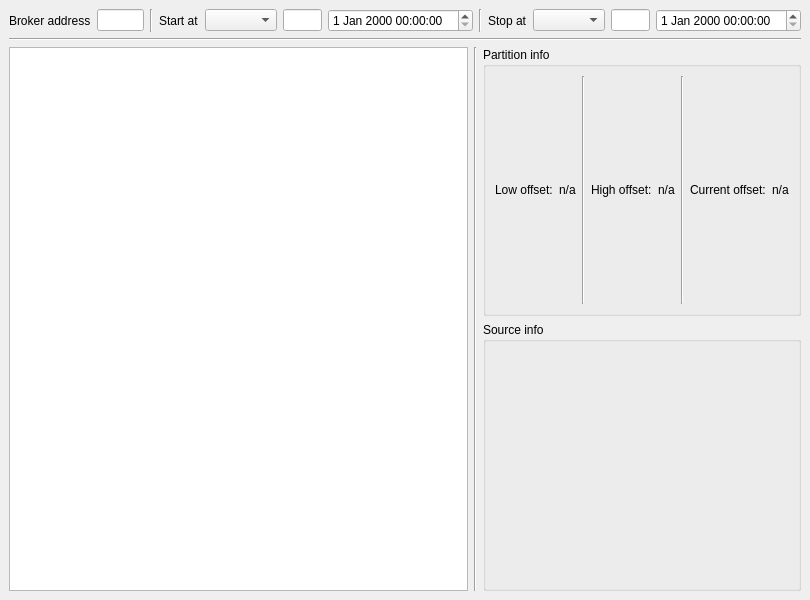
The window that WhereforeGUI.ui (ess-dmsc/wherefore) describes before a commit, drawn with Qt 5.
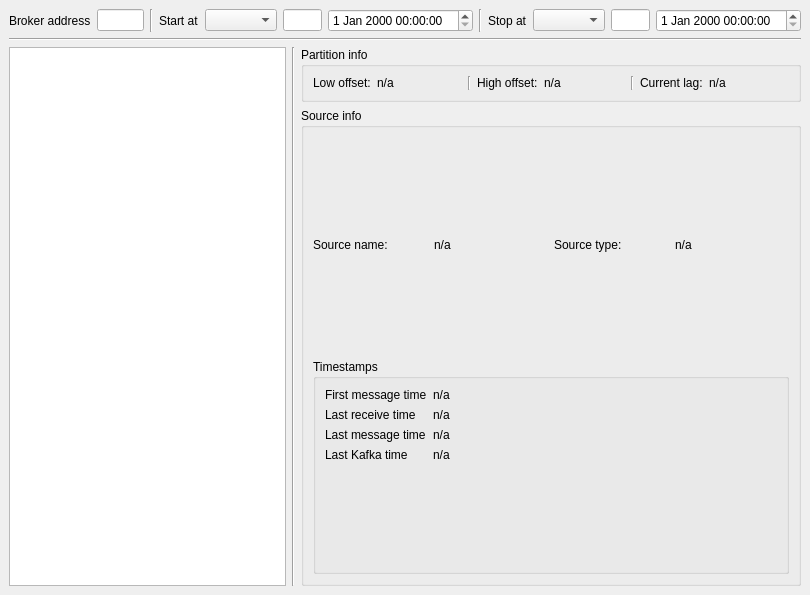
The same window after the commit.

```diff
--- a/WhereforeGUI.ui
+++ b/WhereforeGUI.ui
@@ -7,7 +7,7 @@
     <x>0</x>
     <y>0</y>
     <width>810</width>
-    <height>600</height>
+    <height>595</height>
    </rect>
   </property>
   <property name="sizePolicy">
@@ -147,26 +147,42 @@
        <layout class="QVBoxLayout" name="verticalLayout_4">
         <item>
          <widget class="QGroupBox" name="partitionInfoBox">
+          <property name="minimumSize">
+           <size>
+            <width>500</width>
+            <height>0</height>
+           </size>
+          </property>
           <property name="title">
            <string>Partition info</string>
           </property>
           <layout class="QVBoxLayout" name="verticalLayout_5">
            <item>
             <layout class="QHBoxLayout" name="partitionInfoLayout">
+             <property name="spacing">
+              <number>-1</number>
+             </property>
+             <property name="sizeConstraint">
+              <enum>QLayout::SetDefaultConstraint</enum>
+             </property>
              <item>
+              <layout class="QFormLayout" name="lowLayout">
+               <item row="0" column="0">
               <widget class="QLabel" name="lowOffsetLabel">
                <property name="text">
                 <string>Low offset:</string>
                </property>
               </widget>
              </item>
-             <item>
+               <item row="0" column="1">
               <widget class="QLabel" name="lowOffsetValue">
                <property name="text">
                 <string>n/a</string>
                </property>
               </widget>
              </item>
+              </layout>
+             </item>
              <item>
               <widget class="Line" name="line3_1">
                <property name="orientation">
@@ -175,19 +191,23 @@
               </widget>
              </item>
              <item>
+              <layout class="QFormLayout" name="highLayout">
+               <item row="1" column="0">
               <widget class="QLabel" name="highOffsetLabel">
                <property name="text">
                 <string>High offset:</string>
                </property>
               </widget>
              </item>
-             <item>
+               <item row="1" column="1">
               <widget class="QLabel" name="highOffsetValue">
                <property name="text">
                 <string>n/a</string>
                </property>
               </widget>
              </item>
+              </layout>
+             </item>
              <item>
               <widget class="Line" name="line3_2">
                <property name="orientation">
@@ -196,13 +216,15 @@
               </widget>
              </item>
              <item>
+              <layout class="QFormLayout" name="lagLayout">
+               <item row="0" column="0">
               <widget class="QLabel" name="lagLabel">
                <property name="text">
-                <string>Current offset:</string>
+                  <string>Current lag:</string>
                </property>
               </widget>
              </item>
-             <item>
+               <item row="0" column="1">
               <widget class="QLabel" name="lagValue">
                <property name="text">
                 <string>n/a</string>
@@ -212,13 +234,141 @@
             </layout>
            </item>
           </layout>
+           </item>
+          </layout>
          </widget>
         </item>
         <item>
-         <widget class="QGroupBox" name="groupBox">
+         <widget class="QGroupBox" name="sourceInfoBox">
+          <property name="sizePolicy">
+           <sizepolicy hsizetype="Preferred" vsizetype="Preferred">
+            <horstretch>0</horstretch>
+            <verstretch>1</verstretch>
+           </sizepolicy>
+          </property>
           <property name="title">
            <string>Source info</string>
           </property>
+          <layout class="QVBoxLayout" name="verticalLayout_6" stretch="0,0">
+           <property name="spacing">
+            <number>-1</number>
+           </property>
+           <item>
+            <layout class="QVBoxLayout" name="verticalLayout">
+             <item>
+              <layout class="QGridLayout" name="gridLayout" rowstretch="0" columnstretch="0,0">
+               <property name="sizeConstraint">
+                <enum>QLayout::SetNoConstraint</enum>
+               </property>
+               <property name="horizontalSpacing">
+                <number>-1</number>
+               </property>
+               <item row="0" column="0">
+                <layout class="QHBoxLayout" name="horizontalLayout">
+                 <item>
+                  <widget class="QLabel" name="sourceNameLabel">
+                   <property name="text">
+                    <string>Source name:</string>
+                   </property>
+                  </widget>
+                 </item>
+                 <item>
+                  <widget class="QLabel" name="sourceNameValue">
+                   <property name="text">
+                    <string>n/a</string>
+                   </property>
+                  </widget>
+                 </item>
+                </layout>
+               </item>
+               <item row="0" column="1">
+                <layout class="QHBoxLayout" name="horizontalLayout_3">
+                 <item>
+                  <widget class="QLabel" name="sourceTypeLabel">
+                   <property name="text">
+                    <string>Source type:</string>
+                   </property>
+                  </widget>
+                 </item>
+                 <item>
+                  <widget class="QLabel" name="sourceTypeValue">
+                   <property name="text">
+                    <string>n/a</string>
+                   </property>
+                  </widget>
+                 </item>
+                </layout>
+               </item>
+              </layout>
+             </item>
+            </layout>
+           </item>
+           <item>
+            <widget class="QGroupBox" name="timestampsBox">
+             <property name="title">
+              <string>Timestamps</string>
+             </property>
+             <layout class="QFormLayout" name="formLayout_2">
+              <item row="0" column="0">
+               <widget class="QLabel" name="firstMsgTimLabel">
+                <property name="text">
+                 <string>First message time</string>
+                </property>
+               </widget>
+              </item>
+              <item row="0" column="1">
+               <widget class="QLabel" name="firstMsgTimeValue">
+                <property name="text">
+                 <string>n/a</string>
+                </property>
+               </widget>
+              </item>
+              <item row="1" column="0">
+               <widget class="QLabel" name="lastMsgReceiveTimeLabel">
+                <property name="text">
+                 <string>Last receive time</string>
+                </property>
+               </widget>
+              </item>
+              <item row="1" column="1">
+               <widget class="QLabel" name="lastMsgReceiveTimeValue">
+                <property name="text">
+                 <string>n/a</string>
+                </property>
+               </widget>
+              </item>
+              <item row="2" column="0">
+               <widget class="QLabel" name="lastMsgTimeLabel">
+                <property name="text">
+                 <string>Last message time</string>
+                </property>
+               </widget>
+              </item>
+              <item row="2" column="1">
+               <widget class="QLabel" name="lastMsgTimeValue">
+                <property name="text">
+                 <string>n/a</string>
+                </property>
+               </widget>
+              </item>
+              <item row="3" column="0">
+               <widget class="QLabel" name="lastMsgKafkaTimeLabel">
+                <property name="text">
+                 <string>Last Kafka time</string>
+                </property>
+               </widget>
+              </item>
+              <item row="3" column="1">
+               <widget class="QLabel" name="lastMsgKafkaTimeValue">
+                <property name="text">
+                 <string>n/a</string>
+                </property>
+               </widget>
+              </item>
+             </layout>
+            </widget>
+           </item>
+          </layout>
          </widget>
         </item>
        </layout>
```
Lines whose indentation alone changed are shown as unchanged.
